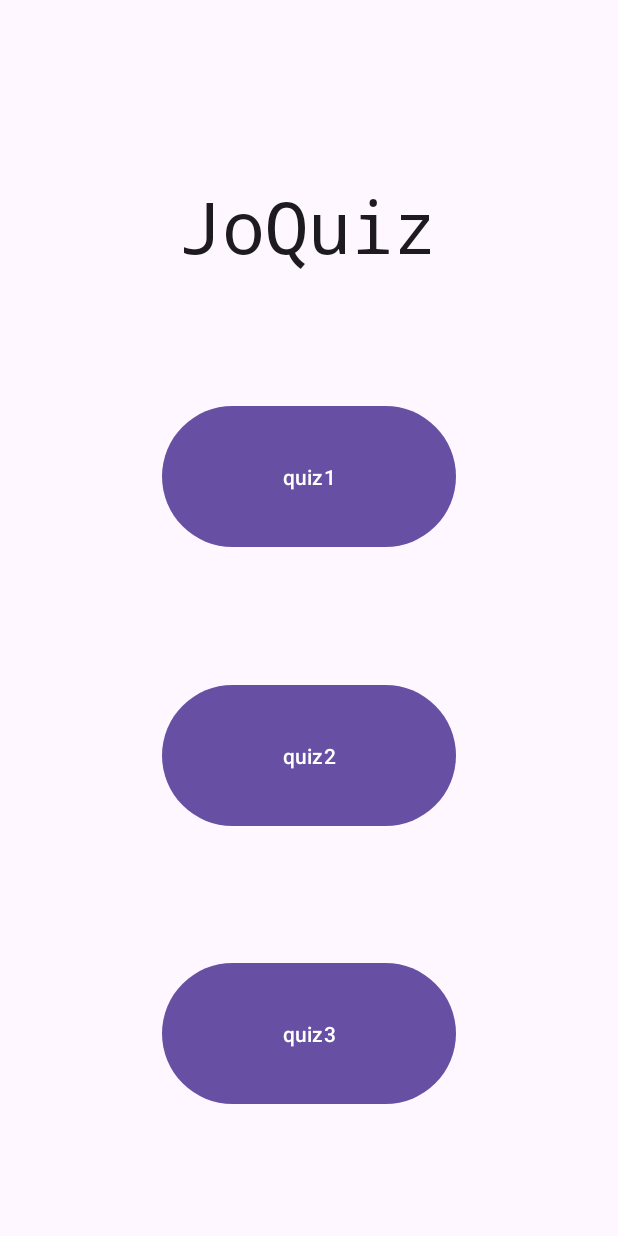
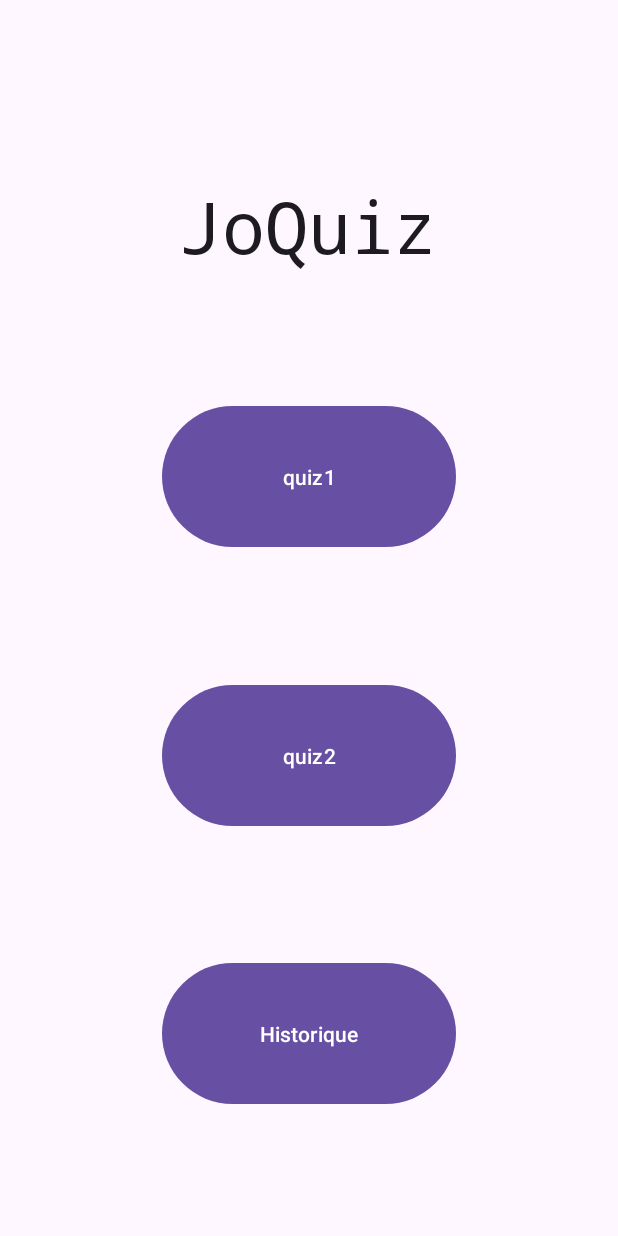
Before and after one commit to Bifmann/JoQuiz, an Android app: the screen it shows after launch (MainActivity), on a phone screen of 412 x 824 dp. Run offline under Robolectric (Android 15) with nearby library versions, the phone set to English and light mode, and no system bars.

Commit message:
Navigation Handler
Navigation entre les differents layout accomplie
Implémentée sur le bouton historique

```diff
--- a/JoQuizApp/app/src/main/AndroidManifest.xml
+++ b/JoQuizApp/app/src/main/AndroidManifest.xml
@@ -21,6 +21,9 @@
                 <category android:name="android.intent.category.LAUNCHER" />
             </intent-filter>
         </activity>
+        <activity android:name=".Historique">
+
+        </activity>
     </application>
 
 </manifest>
--- a/JoQuizApp/app/src/main/java/com/example/joquiz/MainActivity.kt
+++ b/JoQuizApp/app/src/main/java/com/example/joquiz/MainActivity.kt
@@ -9,5 +9,9 @@ class MainActivity : AppCompatActivity() {
     override fun onCreate(savedInstanceState: Bundle?) {
         super.onCreate(savedInstanceState)
         setContentView(R.layout.activity_main)
+
+        val buttonHistorique : Button = findViewById(R.id.button_historique)
+        val navigationHandler = NavigationHandler(this)
+        navigationHandler.setupButtonNavigation(buttonHistorique, Historique::class.java)
     }
 }
--- /dev/null
+++ b/JoQuizApp/app/src/main/java/com/example/joquiz/NavigationHandler.kt
@@ -0,0 +1,14 @@
+package com.example.joquiz
+import android.content.Context
+import android.content.Intent
+import android.widget.Button
+
+class NavigationHandler (private val context: Context) {
+
+    fun setupButtonNavigation(button: Button, destinationClass: Class<*>) {
+        button.setOnClickListener {
+            val intent = Intent(context, destinationClass)
+            context.startActivity(intent)
+        }
+    }
+}
--- a/JoQuizApp/app/src/main/res/layout/activity_main.xml
+++ b/JoQuizApp/app/src/main/res/layout/activity_main.xml
@@ -36,16 +36,16 @@
         android:layout_width="196dp"
         android:layout_height="102dp"
         android:text="quiz2"
-        app:layout_constraintBottom_toTopOf="@+id/button_quiz3"
+        app:layout_constraintBottom_toTopOf="@+id/button_historique"
         app:layout_constraintTop_toBottomOf="@+id/button_quiz1"
         app:layout_constraintEnd_toEndOf="parent"
         app:layout_constraintStart_toStartOf="parent" />
 
     <Button
-        android:id="@+id/button_quiz3"
+        android:id="@+id/button_historique"
         android:layout_width="196dp"
         android:layout_height="102dp"
-        android:text="quiz3"
+        android:text="Historique"
         app:layout_constraintBottom_toBottomOf="parent"
         app:layout_constraintEnd_toEndOf="parent"
         app:layout_constraintTop_toBottomOf="@+id/button_quiz2"
--- a/JoQuizApp/app/src/main/res/layout/historique.xml
+++ b/JoQuizApp/app/src/main/res/layout/historique.xml
@@ -4,7 +4,7 @@
     xmlns:tools="http://schemas.android.com/tools"
     android:layout_width="match_parent"
     android:layout_height="match_parent"
-    tools:context=".MainActivity">
+    tools:context=".Historique">
 
 
     <TextView
```
Also changed, not shown: JoQuizApp/app/src/main/java/com/example/joquiz/Historique.kt (added, +16 -0 lines).
